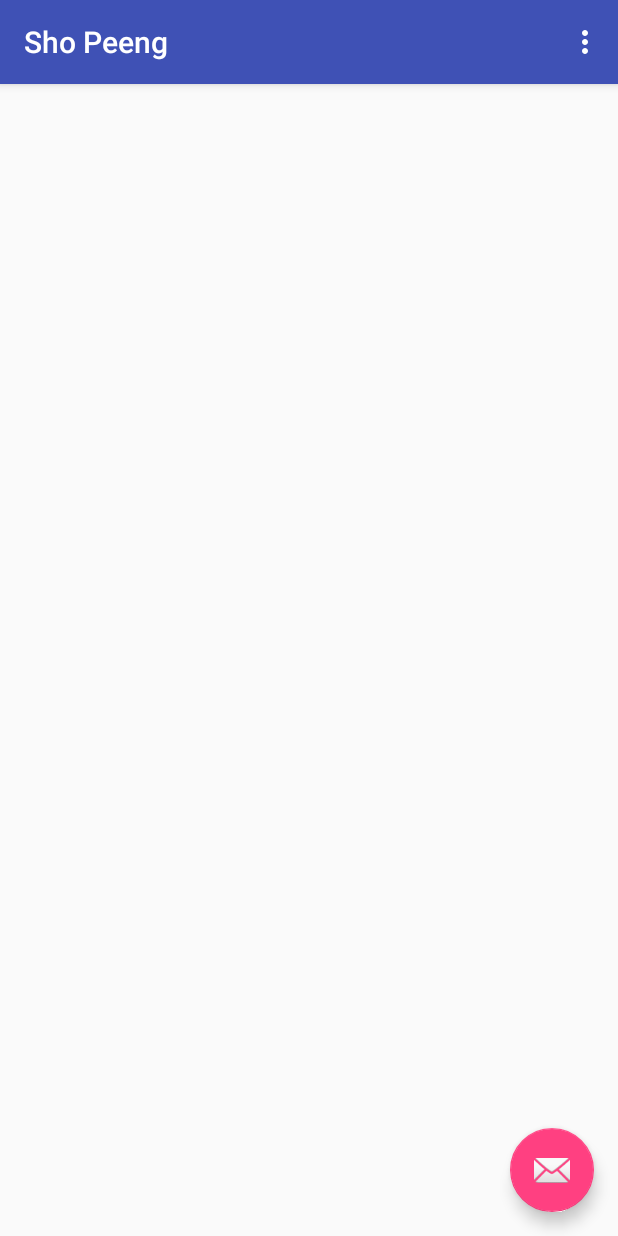
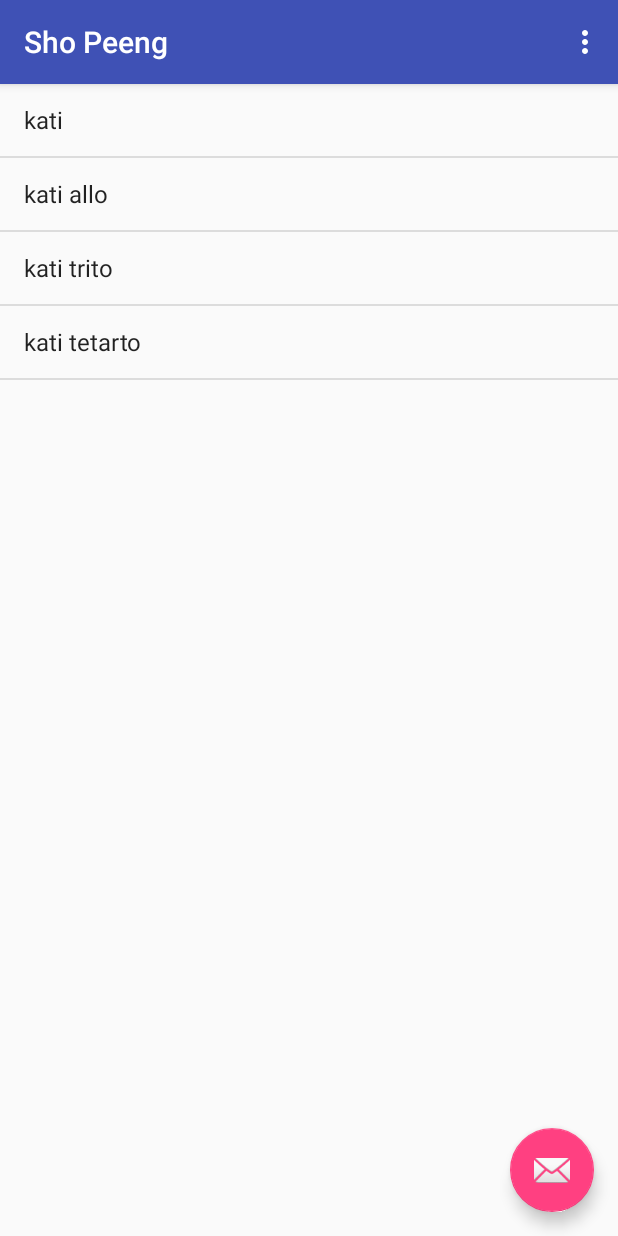
Before and after one commit to kgiann78/EC_ShoppingApp, an Android app: the screen it shows after launch (MainActivity), after a tap on "ΑΝΑΖΉΤΗΣΗ", on a phone screen of 412 x 824 dp. Run offline under Robolectric (Android 15) with nearby library versions, the phone set to English and light mode, and no system bars; libraries missing offline, so code that uses them is left out: org.springframework.http, org.springframework.web; pictures from the network do not load; 3 statements that could not run were skipped.

```diff
--- a/app/build.gradle
+++ b/app/build.gradle
@@ -1,6 +1,7 @@
 apply plugin: 'com.android.application'
 
 android {
+
     compileSdkVersion 24
     buildToolsVersion "23.0.1"
 
@@ -11,12 +12,22 @@ android {
         versionCode 1
         versionName "1.0"
     }
+
     buildTypes {
         release {
             minifyEnabled false
             proguardFiles getDefaultProguardFile('proguard-android.txt'), 'proguard-rules.pro'
         }
     }
+
+    packagingOptions {
+        exclude 'META-INF/ASL2.0'
+        exclude 'META-INF/LICENSE'
+        exclude 'META-INF/license.txt'
+        exclude 'META-INF/NOTICE'
+        exclude 'META-INF/notice.txt'
+    }
+
 }
 
 dependencies {
@@ -24,4 +35,5 @@ dependencies {
     testCompile 'junit:junit:4.12'
     compile 'com.android.support:appcompat-v7:24.0.0'
     compile 'com.android.support:design:24.0.0'
+    compile 'org.springframework.android:spring-android-rest-template:2.0.0.M3'
 }
--- a/app/src/main/AndroidManifest.xml
+++ b/app/src/main/AndroidManifest.xml
@@ -1,7 +1,8 @@
 <?xml version="1.0" encoding="utf-8"?>
 <manifest xmlns:android="http://schemas.android.com/apk/res/android"
           package="gr.uoa.ec.shopeeng">
-
+    <uses-permission android:name="android.permission.INTERNET" />
+    <uses-permission android:name="android.permission.ACCESS_NETWORK_STATE" />
     <application
             android:allowBackup="true"
             android:icon="@mipmap/ic_launcher"
--- /dev/null
+++ b/app/src/main/assets/rest_urls.properties
@@ -0,0 +1 @@
+products=http://194.177.192.118:8080/shopeeng/search/products?keywords=
--- a/app/src/main/java/gr/uoa/ec/shopeeng/MainActivity.java
+++ b/app/src/main/java/gr/uoa/ec/shopeeng/MainActivity.java
@@ -6,10 +6,15 @@ import android.support.design.widget.Snackbar;
 import android.support.v4.app.FragmentTransaction;
 import android.support.v7.app.AppCompatActivity;
 import android.support.v7.widget.Toolbar;
+import android.util.Log;
 import android.view.View;
 import android.view.Menu;
 import android.view.MenuItem;
 import gr.uoa.ec.shopeeng.SearchFragment.OnSearchClickedListener;
+import org.springframework.http.converter.StringHttpMessageConverter;
+import org.springframework.web.client.RestTemplate;
+
+import java.io.IOException;
 
 public class MainActivity extends AppCompatActivity
         implements OnSearchClickedListener {
@@ -82,7 +87,24 @@ public class MainActivity extends AppCompatActivity
         // Create fragment and give it an argument specifying the article it should show
         ProductsFragment newFragment = new ProductsFragment();
         Bundle args = new Bundle();
-        args.putString("SEARCH_TEXT", searchText);
+        String url = "";
+        try {
+            url = Util.getProperty("products", getApplicationContext()) + searchText;
+            if (url != null) {
+
+                // Create a new RestTemplate instance
+                RestTemplate restTemplate = new RestTemplate();
+
+                // Add the String message converter
+                restTemplate.getMessageConverters().add(new StringHttpMessageConverter());
+
+                // Make the HTTP GET request, marshaling the response to a String
+                String result = restTemplate.getForObject(url, String.class, "Android");
+
+
+                args.putString("SEARCH_RESULT", result);
+
+
                 newFragment.setArguments(args);
 
                 FragmentTransaction transaction = getSupportFragmentManager().beginTransaction();
@@ -95,4 +117,8 @@ public class MainActivity extends AppCompatActivity
                 // Commit the transaction
                 transaction.commit();
             }
+        } catch (IOException e) {
+            Log.e(MainActivity.class.toString(), e.getMessage());
         }
+    }
+}
--- a/app/src/main/java/gr/uoa/ec/shopeeng/ProductsFragment.java
+++ b/app/src/main/java/gr/uoa/ec/shopeeng/ProductsFragment.java
@@ -1,38 +1,61 @@
 package gr.uoa.ec.shopeeng;
 
 import android.os.Bundle;
+import android.os.StrictMode;
 import android.support.v4.app.Fragment;
+import android.support.v4.app.ListFragment;
 import android.util.Log;
 import android.view.LayoutInflater;
 import android.view.View;
 import android.view.ViewGroup;
+import android.widget.ArrayAdapter;
+import android.widget.ListView;
 import android.widget.TextView;
+
+import java.io.IOException;
 
 /**
  * A placeholder fragment containing a simple view.
  */
-public class ProductsFragment extends Fragment {
+public class ProductsFragment extends ListFragment {
 
     public ProductsFragment() {
     }
 
-    private TextView textView;
-    String message = "";
+    String[] results = { "kati", "kati allo", "kati trito", "kati tetarto"};
 
     @Override
-    public View onCreateView(LayoutInflater inflater, ViewGroup container,
-                             Bundle savedInstanceState) {
+    public void onCreate(Bundle savedInstanceState) {
+        super.onCreate(savedInstanceState);
+
+        int SDK_INT = android.os.Build.VERSION.SDK_INT;
+        if (SDK_INT > 8)
+        {
+            StrictMode.ThreadPolicy policy = new StrictMode.ThreadPolicy.Builder()
+                    .permitAll().build();
+            StrictMode.setThreadPolicy(policy);
+            //your codes here
+
+        }
+
         Log.i("FragmentLifecycle", "onCreateView");
-
-        View view = inflater.inflate(R.layout.fragment_products, container, false);
-        textView = (TextView) view.findViewById(R.id.alekos_textView);
-
-        return view;
+        // Create an array adapter for the list view, using the Ipsum headlines array
+        setListAdapter(new ArrayAdapter<String>(getActivity(), android.R.layout.simple_list_item_1, results));
     }
 
     @Override
     public void onStart() {
         super.onStart();
+
+        if (getFragmentManager().findFragmentById(R.id.fragment_container) != null) {
+            getListView().setChoiceMode(ListView.CHOICE_MODE_SINGLE);
+        }
+
+        try {
+            Log.i("URLS", Util.getProperty("products", getContext()));
+        } catch (IOException e) {
+            e.printStackTrace();
+        }
 
         // During startup, check if there are arguments passed to the fragment.
         // onStart is a good place to do this because the layout has already been
@@ -40,9 +63,7 @@ public class ProductsFragment extends Fragment {
         // below that sets the article text.
         Bundle args = getArguments();
         if (args != null) {
-            if (textView != null) {
-                textView.setText(args.getString("SEARCH_TEXT"));
-            }
+            Log.i("SEARCH_RESULT", args.getString("SEARCH_RESULT"));
         }
     }
 }
--- /dev/null
+++ b/app/src/main/java/gr/uoa/ec/shopeeng/Util.java
@@ -0,0 +1,20 @@
+package gr.uoa.ec.shopeeng;
+
+
+import android.content.Context;
+import android.content.res.AssetManager;
+
+import java.io.IOException;
+import java.io.InputStream;
+import java.util.Properties;
+
+public class Util {
+    public static String getProperty(String key, Context context) throws IOException {
+        Properties properties = new Properties();
+        AssetManager assetManager = context.getAssets();
+        InputStream inputStream = assetManager.open("rest_urls.properties");
+        properties.load(inputStream);
+        return properties.getProperty(key);
+
+    }
+}
--- a/app/src/main/res/layout/fragment_products.xml
+++ b/app/src/main/res/layout/fragment_products.xml
@@ -11,13 +11,13 @@
     <ListView
             android:layout_width="wrap_content"
             android:layout_height="wrap_content"
-            android:id="@+id/listView"
+            android:id="@+id/list"
             android:layout_centerVertical="true" android:layout_alignParentLeft="true"
             android:layout_alignParentStart="true"/>
-    <TextView
-            android:layout_width="wrap_content"
-            android:layout_height="wrap_content"
-            android:text="New Text"
-            android:id="@+id/alekos_textView" android:layout_alignTop="@+id/listView" android:layout_centerHorizontal="true"
-            android:layout_marginTop="52dp"/>
+    <!--<TextView-->
+            <!--android:layout_width="wrap_content"-->
+            <!--android:layout_height="wrap_content"-->
+            <!--android:text="New Text"-->
+            <!--android:id="@+id/alekos_textView" android:layout_alignTop="@+id/listView" android:layout_centerHorizontal="true"-->
+            <!--android:layout_marginTop="52dp"/>-->
 </RelativeLayout>
```
Lines whose indentation alone changed are shown as unchanged.
